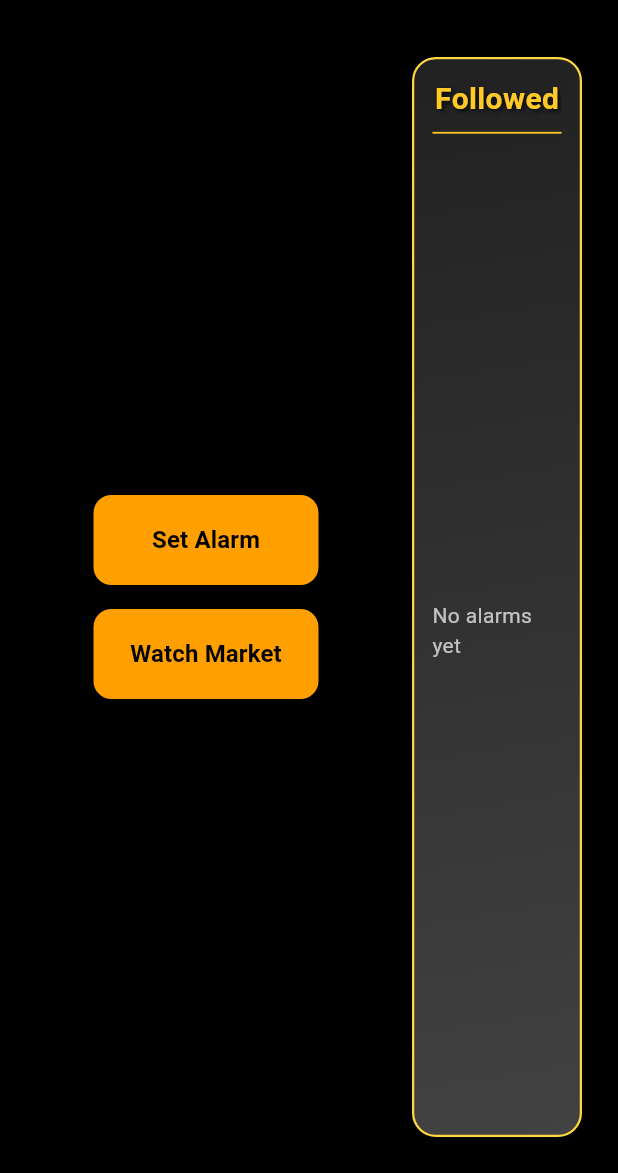
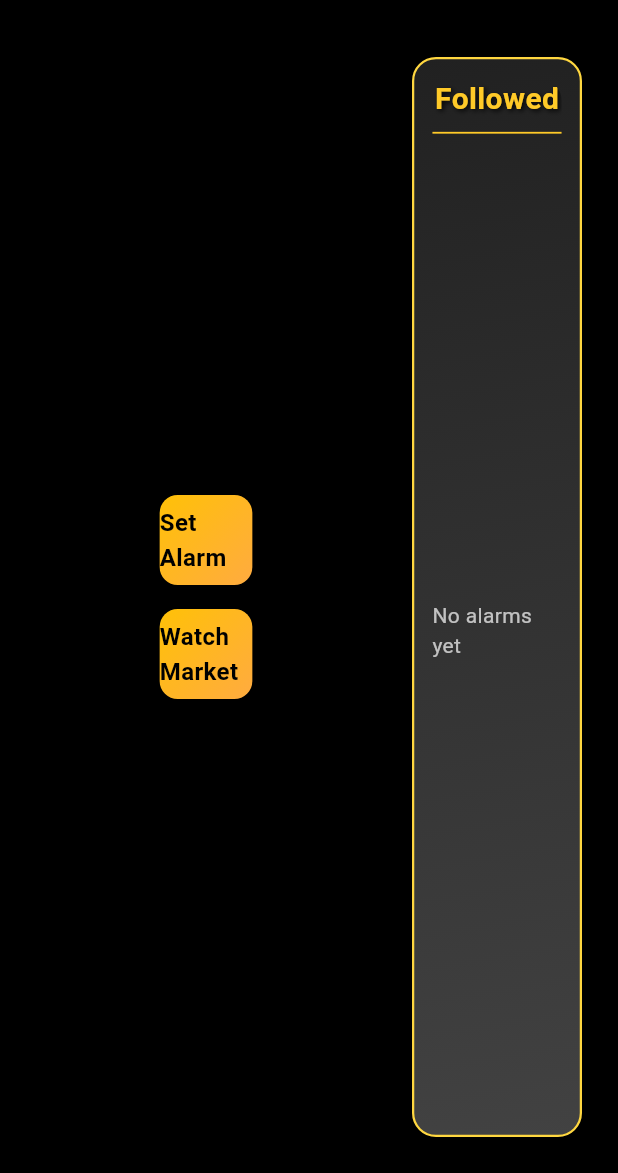
Before and after one commit to salihsefer36/Market-Watcher, a Flutter app: the screen it shows after launch, on a phone screen of 412 x 824 dp, the part 63-1236 px from its top. Run offline on Flutter 3.47's test engine with Material 3 defaults, Android fonts, the phone set to English and light mode, and no system bars; our stand-ins replace firebase_auth, firebase_core, firebase_messaging, flutter_slidable, google_sign_in; accounts and stored records are empty; network calls fail.

Commit message:
Fronten Rev

```diff
--- a/market_watcher_app/lib/main.dart
+++ b/market_watcher_app/lib/main.dart
@@ -190,12 +190,10 @@ class _HomePageState extends State<HomePage> {
     try {
       final userToken = _auth.currentUser?.uid ?? "test-user";
 
-      // Backend sembol formatlama
       String backendSymbol = symbol;
       if (market == 'METALS') {
         backendSymbol = symbol.toUpperCase();
       }
-      // Crypto için backend zaten USDT ile geliyor dialogdan, ekleme yok
 
       final exists = _followedItems.any((alarm) {
         if (editId != null && alarm['id'] == editId) return false;
@@ -204,11 +202,9 @@ class _HomePageState extends State<HomePage> {
         String checkSymbol = symbol;
 
         if (alarm['market'] == 'CRYPTO') {
-          // Backend'deki sembolden T/USDT kaldır
           if (alarmSymbol.endsWith("T")) alarmSymbol = alarmSymbol.substring(0, alarmSymbol.length - 1);
           if (alarmSymbol.endsWith("USDT")) alarmSymbol = alarmSymbol.substring(0, alarmSymbol.length - 4);
 
-          // Dialogdan gelen sembolden T kaldır
           if (checkSymbol.endsWith("T")) checkSymbol = checkSymbol.substring(0, checkSymbol.length - 1);
           if (checkSymbol.endsWith("USDT")) checkSymbol = checkSymbol.substring(0, checkSymbol.length - 4);
         }
@@ -224,15 +220,47 @@ class _HomePageState extends State<HomePage> {
       if (exists) {
         String displaySymbol = symbol;
 
-        // Crypto için USDT → USD
         if (market == 'CRYPTO' && displaySymbol.endsWith('USDT')) {
-          displaySymbol = displaySymbol.substring(0, displaySymbol.length - 1); // son T'yi at
+          displaySymbol = displaySymbol.substring(0, displaySymbol.length - 1);
         }
 
         ScaffoldMessenger.of(context).showSnackBar(
           SnackBar(
-            content: Text('Alarm already exists for $displaySymbol in $market'),
-            backgroundColor: Colors.red,
+            behavior: SnackBarBehavior.floating,
+            margin: const EdgeInsets.all(16),
+            padding: const EdgeInsets.symmetric(horizontal: 16, vertical: 12),
+            backgroundColor: Colors.transparent,
+            elevation: 0,
+            content: Container(
+              decoration: BoxDecoration(
+                gradient: LinearGradient(
+                  colors: [Colors.redAccent.shade200, Colors.red.shade900],
+                  begin: Alignment.topLeft,
+                  end: Alignment.bottomRight,
+                ),
+                borderRadius: BorderRadius.circular(12),
+                boxShadow: [
+                  BoxShadow(
+                    color: Colors.black.withOpacity(0.6),
+                    blurRadius: 8,
+                    offset: const Offset(2, 2),
+                  ),
+                ],
+              ),
+              padding: const EdgeInsets.symmetric(horizontal: 16, vertical: 12),
+              child: Row(
+                children: [
+                  const Icon(Icons.warning_amber_rounded, color: Colors.white),
+                  const SizedBox(width: 12),
+                  Expanded(
+                    child: Text(
+                      'Alarm already exists for $displaySymbol in $market',
+                      style: const TextStyle(color: Colors.white, fontWeight: FontWeight.bold),
+                    ),
+                  ),
+                ],
+              ),
+            ),
           ),
         );
         return;
@@ -734,43 +762,85 @@ class _HomePageState extends State<HomePage> {
           crossAxisAlignment: CrossAxisAlignment.start,
           children: [
             // Sol taraf
-            Expanded(
+           Expanded(
               flex: 2,
               child: Column(
                 mainAxisAlignment: MainAxisAlignment.center,
                 children: [
-                  ElevatedButton(
-                    onPressed: () => _openSetAlarmDialog(context),
-                    style: ElevatedButton.styleFrom(
-                      backgroundColor: Colors.amber[700],
-                      foregroundColor: Colors.black,
-                      minimumSize: const Size(150, 60),
-                      shape: RoundedRectangleBorder(
-                          borderRadius: BorderRadius.circular(12)),
+                  AnimatedContainer(
+                    duration: const Duration(milliseconds: 300),
+                    width: MediaQuery.of(context).size.width * 0.15, // ekranın %15'i
+                    height: 60,
+                    decoration: BoxDecoration(
+                      gradient: const LinearGradient(
+                        colors: [Colors.amber, Colors.orangeAccent],
+                        begin: Alignment.topLeft,
+                        end: Alignment.bottomRight,
+                      ),
+                      borderRadius: BorderRadius.circular(12),
+                      boxShadow: [
+                        BoxShadow(
+                          color: Colors.black.withOpacity(0.5),
+                          blurRadius: 6,
+                          offset: const Offset(2, 3),
+                        ),
+                      ],
                     ),
-                    child: const Text(
-                      'Set Alarm',
-                      style:
-                          TextStyle(fontSize: 16, fontWeight: FontWeight.bold),
+                    child: Material(
+                      color: Colors.transparent,
+                      child: InkWell(
+                        borderRadius: BorderRadius.circular(12),
+                        onTap: () => _openSetAlarmDialog(context),
+                        child: const Center(
+                          child: Text(
+                            'Set Alarm',
+                            style: TextStyle(
+                                fontSize: 16,
+                                fontWeight: FontWeight.bold,
+                                color: Colors.black),
+                          ),
+                        ),
+                      ),
                     ),
                   ),
                   const SizedBox(height: 16),
-                  ElevatedButton(
-                    onPressed: () => Navigator.push(
-                      context,
-                      MaterialPageRoute(builder: (_) => WatchMarketPage()),
+                  AnimatedContainer(
+                    duration: const Duration(milliseconds: 300),
+                    width: MediaQuery.of(context).size.width * 0.15,
+                    height: 60,
+                    decoration: BoxDecoration(
+                      gradient: const LinearGradient(
+                        colors: [Colors.amber, Colors.orangeAccent],
+                        begin: Alignment.topLeft,
+                        end: Alignment.bottomRight,
+                      ),
+                      borderRadius: BorderRadius.circular(12),
+                      boxShadow: [
+                        BoxShadow(
+                          color: Colors.black.withOpacity(0.5),
+                          blurRadius: 6,
+                          offset: const Offset(2, 3),
+                        ),
+                      ],
                     ),
-                    style: ElevatedButton.styleFrom(
-                      backgroundColor: Colors.amber[700],
-                      foregroundColor: Colors.black,
-                      minimumSize: const Size(150, 60),
-                      shape: RoundedRectangleBorder(
-                          borderRadius: BorderRadius.circular(12)),
-                    ),
-                    child: const Text(
-                      'Watch Market',
-                      style:
-                          TextStyle(fontSize: 16, fontWeight: FontWeight.bold),
+                    child: Material(
+                      color: Colors.transparent,
+                      child: InkWell(
+                        borderRadius: BorderRadius.circular(12),
+                        onTap: () => Navigator.push(
+                          context,
+                          MaterialPageRoute(builder: (_) => WatchMarketPage()),
+                        ),
+                        child: const Center(
+                          child: Text(
+                            'Watch Market',
+                            style: TextStyle(
+                                fontSize: 16,
+                                fontWeight: FontWeight.bold,
+                                color: Colors.black),
+                          ),
+                        ),
+                      ),
                     ),
                   ),
                 ],
```
